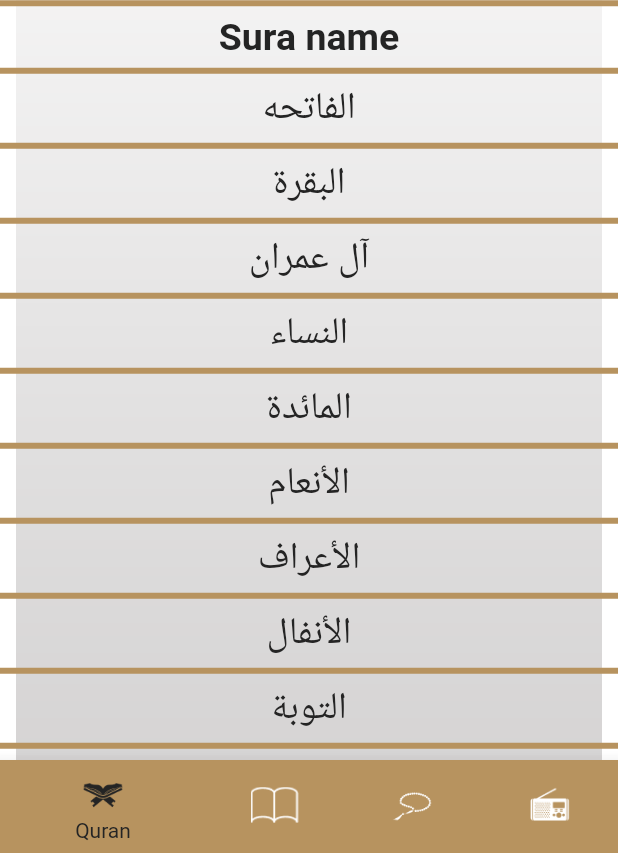
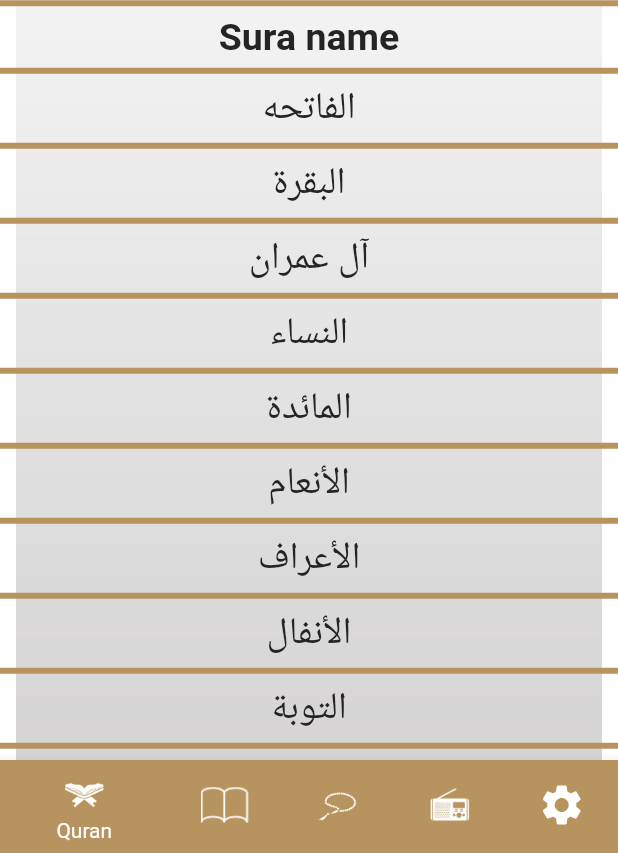
Before and after one commit to A-hmed/islami_c9_mon, a Flutter app: the screen it shows after launch, on a phone screen of 412 x 824 dp, the part 383-1236 px from its top. Run offline on Flutter 3.47's test engine with Material 2 defaults, Android fonts, the phone set to English and light mode, and no system bars; generated files the repository leaves out were written again.

Commit message:
Finished settings tab

```diff
--- /dev/null
+++ b/l10n.yaml
@@ -0,0 +1,3 @@
+arb-dir: lib/l10n
+template-arb-file: app_en.arb
+output-localization-file: app_localizations.dart
--- /dev/null
+++ b/lib/l10n/app_ar.arb
@@ -0,0 +1,5 @@
+{
+  "islami": "اسلامي",
+  "quran": "القرآن",
+  "suraName": "اسم السورة"
+}
--- /dev/null
+++ b/lib/l10n/app_en.arb
@@ -0,0 +1,5 @@
+{
+  "islami": "Islami",
+  "quran": "Quran",
+  "suraName": "Sura name"
+}
--- a/lib/main.dart
+++ b/lib/main.dart
@@ -1,20 +1,42 @@
 import 'package:flutter/material.dart';
+import 'package:flutter_localizations/flutter_localizations.dart';
+import 'package:islami_c9_mon/providers/settings_provider.dart';
 import 'package:islami_c9_mon/ui/screens/home_screen/home_screen.dart';
 import 'package:islami_c9_mon/ui/screens/sura_details_screen/sura_details_screen.dart';
-import 'package:islami_c9_mon/ui/utils/app_assets.dart';
-import 'package:islami_c9_mon/ui/utils/app_colors.dart';
+import 'package:flutter_gen/gen_l10n/app_localizations.dart';
+import 'package:islami_c9_mon/ui/utils/app_theme.dart';
+import 'package:provider/provider.dart';
 
 void main() {
-  runApp(const MyApp());
+  runApp(ChangeNotifierProvider(
+      create: (_) => SettingsProvider(),
+      child: MyApp()));
 }
 
 class MyApp extends StatelessWidget {
-  const MyApp({super.key});
+  late SettingsProvider settingsProvider ;
 
   // This widget is the root of your application.
   @override
   Widget build(BuildContext context) {
+    settingsProvider = Provider.of(context);
+
     return MaterialApp(
+      localizationsDelegates: [
+        AppLocalizations.delegate,
+        GlobalMaterialLocalizations.delegate,
+        GlobalWidgetsLocalizations.delegate,
+        GlobalCupertinoLocalizations.delegate,
+
+      ],
+      supportedLocales: const [
+        Locale('en'),
+        Locale('ar'),
+      ],
+      locale: Locale(settingsProvider.currentLocale),
+      theme: AppTheme.lightTheme,
+      darkTheme: AppTheme.darkTheme,
+      themeMode: settingsProvider.mode,
       routes: {
         HomeScreen.routeName:(_) => HomeScreen(),
         SuraDetailsScreen.routeName: (_) => SuraDetailsScreen()
--- /dev/null
+++ b/lib/providers/settings_provider.dart
@@ -0,0 +1,16 @@
+import 'package:flutter/material.dart';
+
+class SettingsProvider extends ChangeNotifier{
+  String currentLocale = "en";
+  ThemeMode mode = ThemeMode.light;
+
+  void setCurrentMode(ThemeMode newMode){
+    mode = newMode;
+    notifyListeners();
+  }
+  bool isDarkEnabled() => mode == ThemeMode.dark;
+  void setCurrentLocale(String newLocale){
+    currentLocale = newLocale;
+    notifyListeners();
+  }
+}
--- a/lib/ui/screens/home_screen/home_screen.dart
+++ b/lib/ui/screens/home_screen/home_screen.dart
@@ -1,11 +1,15 @@
 import 'package:flutter/material.dart';
+import 'package:islami_c9_mon/providers/settings_provider.dart';
 import 'package:islami_c9_mon/ui/screens/home_screen/tabs/ahadeth_tab/ahadeth_tab.dart';
 import 'package:islami_c9_mon/ui/screens/home_screen/tabs/quran_tab/quran_tab.dart';
 import 'package:islami_c9_mon/ui/screens/home_screen/tabs/radio_tab/radio_tab.dart';
 import 'package:islami_c9_mon/ui/screens/home_screen/tabs/sebha_tab/sebha_tab.dart';
+import 'package:islami_c9_mon/ui/screens/home_screen/tabs/settings_tab/settings_tab.dart';
 import 'package:islami_c9_mon/ui/utils/app_assets.dart';
 import 'package:islami_c9_mon/ui/utils/app_colors.dart';
 import 'package:islami_c9_mon/ui/utils/app_theme.dart';
+import 'package:flutter_gen/gen_l10n/app_localizations.dart';
+import 'package:provider/provider.dart';
 
 class HomeScreen extends StatefulWidget {
   static const routeName = "home";
@@ -15,28 +19,26 @@ class HomeScreen extends StatefulWidget {
 }
 
 class _HomeScreenState extends State<HomeScreen> {
+  late SettingsProvider settingsProvider;
   int currentTabIndex = 0;
   List<Widget> tabs = [
-    QuranTab(),
+    const QuranTab(),
     AhadethTab(),
-    SebhaTab(),
-    RadioTab(),
+    const SebhaTab(),
+    const RadioTab(),
+    SettingsTab()
   ];
 
   @override
   Widget build(BuildContext context) {
+    settingsProvider = Provider.of(context);
     return Container(
-      decoration: const BoxDecoration(
-          image: DecorationImage(image: AssetImage(AppAssets.background))),
+      decoration: BoxDecoration(
+          image: DecorationImage(image: AssetImage(settingsProvider.isDarkEnabled() ?
+          AppAssets.backgroundDark: AppAssets.background))),
       child: Scaffold(
         appBar: AppBar(
-          elevation: 0,
-          backgroundColor: AppColors.transparent,
-          centerTitle: true,
-          title: const Text(
-            "Islami",
-            style: AppTheme.appBarTextStyle,
-          ),
+          title: Text(AppLocalizations.of(context)!.islami,),
         ),
         body: tabs[currentTabIndex],
         backgroundColor: AppColors.transparent,
@@ -46,28 +48,30 @@ class _HomeScreenState extends State<HomeScreen> {
   }
 
   Widget buildBottomNavigation(BuildContext context) => Theme(
-        data: Theme.of(context).copyWith(canvasColor: AppColors.primiary),
+        data: Theme.of(context).copyWith(canvasColor:settingsProvider.isDarkEnabled()?
+            AppColors.primiaryDark: AppColors.primiary),
         child: BottomNavigationBar(
             onTap: (index) {
               currentTabIndex = index;
               setState(() {});
             },
             currentIndex: currentTabIndex,
-            iconSize: 32,
-            selectedItemColor: AppColors.accent,
-            items: const [
+            items: [
               BottomNavigationBarItem(
-                  icon: ImageIcon(AssetImage(AppAssets.icQuran)),
-                  label: "Quran"),
-              BottomNavigationBarItem(
+                  icon: const ImageIcon(AssetImage(AppAssets.icQuran)),
+                  label: AppLocalizations.of(context)!.quran),
+              const BottomNavigationBarItem(
                   icon: ImageIcon(AssetImage(AppAssets.icAhadeth)),
                   label: "Ahadeth"),
-              BottomNavigationBarItem(
+              const BottomNavigationBarItem(
                   icon: ImageIcon(AssetImage(AppAssets.icSebha)),
                   label: "Sebha"),
-              BottomNavigationBarItem(
+              const BottomNavigationBarItem(
                   icon: ImageIcon(AssetImage(AppAssets.icRadio)),
                   label: "Radio"),
+              const BottomNavigationBarItem(
+                  icon: Icon(Icons.settings),
+                  label: "Settings")
             ]),
       );
 }
--- a/lib/ui/screens/home_screen/tabs/quran_tab/quran_tab.dart
+++ b/lib/ui/screens/home_screen/tabs/quran_tab/quran_tab.dart
@@ -5,6 +5,7 @@ import 'package:islami_c9_mon/ui/utils/app_assets.dart';
 import 'package:islami_c9_mon/ui/utils/app_colors.dart';
 import 'package:islami_c9_mon/ui/utils/app_theme.dart';
 import 'package:islami_c9_mon/ui/utils/constants.dart';
+import 'package:flutter_gen/gen_l10n/app_localizations.dart';
 
 class QuranTab extends StatelessWidget {
   const QuranTab({super.key});
@@ -22,8 +23,8 @@ class QuranTab extends StatelessWidget {
            color: AppColors.primiary,
             thickness: 4,
           ),
-          const Text("Sura name",textAlign: TextAlign.center, style: AppTheme.suraNameTextStyle,),
-
+          Text(AppLocalizations.of(context)!.suraName
+            ,textAlign: TextAlign.center, style: Theme.of(context).textTheme.bodySmall,),
           const Divider(
             color: AppColors.primiary,
             thickness: 4,
--- a/lib/ui/utils/app_assets.dart
+++ b/lib/ui/utils/app_assets.dart
@@ -7,4 +7,5 @@ abstract class AppAssets{
   static const String quranTabLogo = "${baseImagesPath}quran_tab_logo.png";
   static const String ahadethTabLogo = "${baseImagesPath}ahadeth_tab_logo.png";
   static const String background = "${baseImagesPath}background.png";
+  static const String backgroundDark = "${baseImagesPath}background_dark.png";
 }
--- a/lib/ui/utils/app_colors.dart
+++ b/lib/ui/utils/app_colors.dart
@@ -5,4 +5,7 @@ abstract class AppColors{
   static const Color accent = Color(0xff242424);
   static const Color white = Colors.white;
   static const Color transparent = Colors.transparent;
+  static const Color primiaryDark = Color(0xff141A2E);
+  static const Color accentDark = Colors.white;
+  static const Color yellow = Color(0xffFACC1D);
 }
--- a/lib/ui/utils/app_theme.dart
+++ b/lib/ui/utils/app_theme.dart
@@ -6,4 +6,45 @@ abstract class AppTheme{
    fontSize: 30, color: AppColors.accent);
   static const TextStyle suraNameTextStyle = TextStyle(fontWeight: FontWeight.w600,
       fontSize: 25, color: AppColors.accent);
+  static const TextStyle settingsTitleTextStyle = TextStyle(fontWeight: FontWeight.bold,
+      fontSize: 25, color: AppColors.accent);
+  static const TextStyle settingsOptionTextStyle = TextStyle(fontWeight: FontWeight.normal,
+      fontSize: 20, color: AppColors.accent);
+
+  static ThemeData lightTheme = ThemeData(
+    primaryColor: AppColors.primiary,
+    appBarTheme: const AppBarTheme(
+      backgroundColor: AppColors.transparent,
+      elevation: 0,
+      centerTitle: true,
+      titleTextStyle: appBarTextStyle,
+    ),
+    bottomNavigationBarTheme: const BottomNavigationBarThemeData(
+        selectedIconTheme: IconThemeData(size: 32),
+        unselectedIconTheme: IconThemeData(size: 32)
+    ),
+    scaffoldBackgroundColor: AppColors.transparent,
+    textTheme: TextTheme(
+      bodySmall: suraNameTextStyle
+    )
+
+  );
+  static ThemeData darkTheme =  ThemeData(
+      primaryColor: AppColors.primiaryDark,
+      appBarTheme: AppBarTheme(
+          backgroundColor: AppColors.transparent,
+          elevation: 0,
+          centerTitle: true,
+          titleTextStyle: appBarTextStyle.copyWith(color: AppColors.white)
+      ),
+      scaffoldBackgroundColor: AppColors.transparent,
+      bottomNavigationBarTheme: const BottomNavigationBarThemeData(
+        selectedIconTheme: IconThemeData(size: 32),
+        unselectedIconTheme: IconThemeData(size: 32),
+        selectedItemColor: AppColors.yellow
+      ),
+      textTheme: TextTheme(
+          bodySmall: suraNameTextStyle.copyWith(color: Colors.white),
+      )
+  );
 }
--- a/pubspec.yaml
+++ b/pubspec.yaml
@@ -32,7 +32,11 @@ dependencies:
     sdk: flutter
 
   flutter_native_splash: ^2.3.2
+  flutter_localizations:
+    sdk: flutter
 
+  intl: any
+  provider: ^6.0.5
   # The following adds the Cupertino Icons font to your application.
   # Use with the CupertinoIcons class for iOS style icons.
   cupertino_icons: ^1.0.2
@@ -53,7 +57,7 @@ dev_dependencies:
 
 # The following section is specific to Flutter packages.
 flutter:
-
+  generate: true
   # The following line ensures that the Material Icons font is
   # included with your application, so that you can use the icons in
   # the material Icons class.
```
Also changed, not shown: lib/ui/screens/home_screen/tabs/settings_tab/settings_tab.dart (added, +58 -0 lines), assets/images/background_dark.png (added), pubspec.lock.
